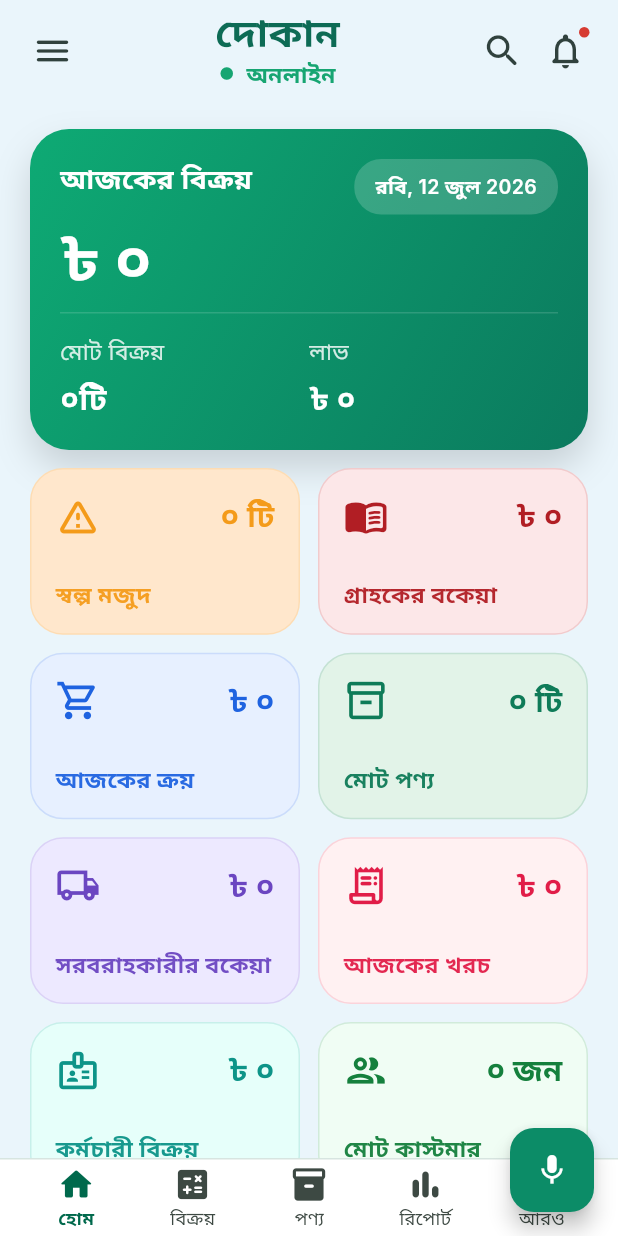
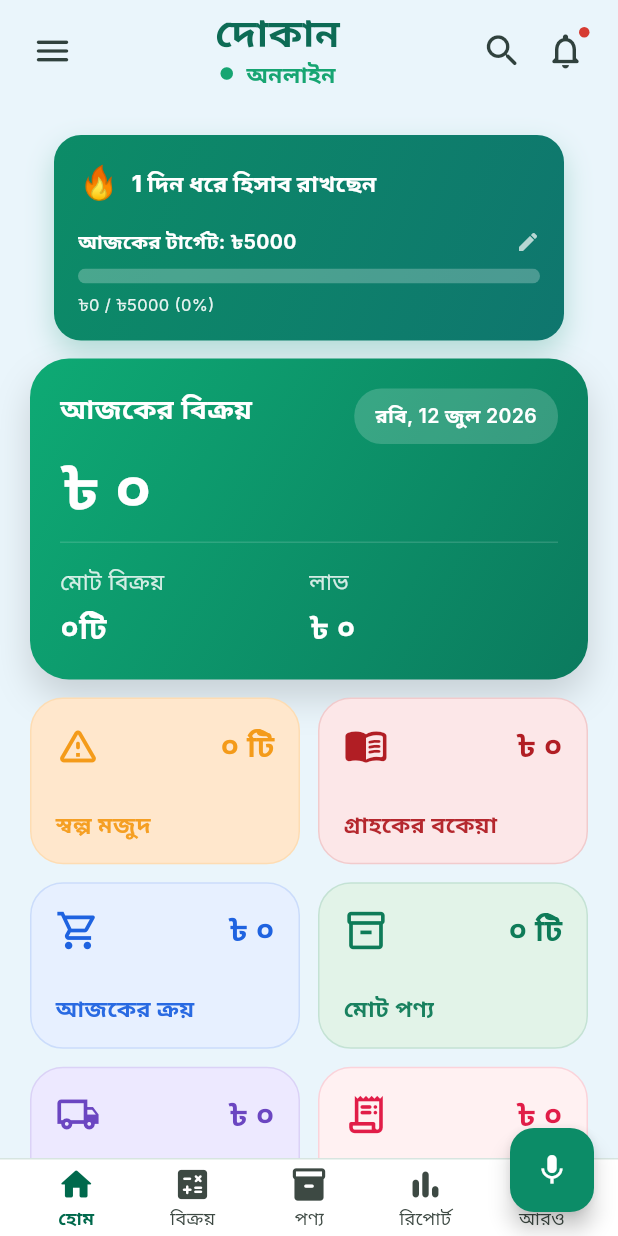
Before and after one commit to deshit-bd/DokanErp-Backend, a Flutter app: the DokanHomeDashboardScreen screen opened by its route, on a phone screen of 412 x 824 dp. Run offline on Flutter 3.47's test engine with Material 3 defaults, Android fonts, the phone set to English and light mode, and no system bars; our stand-ins replace file_picker, flutter_riverpod, flutter_secure_storage, geolocator, pdf, permission_handler and 4 more; missing offline and left inert: bangla_pdf_fixer, mobile_scanner; accounts and stored records are empty; network calls fail; Roboto replaces fonts that are missing (Inter); project files that could hold a hidden picture were left out.

Commit message:
feat(engagement): habit card on dashboard
Adds a behavioural-design card at the top of the home dashboard to drive daily
usage, combining several levers in one place:
- streak (🔥 consecutive active days) — consistency / loss aversion
- best-streak reference — self comparison
- daily sales target + progress bar — goal-gradient
- target-hit celebration — instant reward / peak-end
- growth-vs-yesterday insight — positive framing / reciprocity

Streak and target persist locally (SharedPreferences); target is editable.

Co-Authored-By: Claude Fable 5 <noreply@anthropic.com>

```diff
--- a/Dokan-ERP-Flutter-App/lib/modules/dashboard/presentation/screens/dashboard_screen.dart
+++ b/Dokan-ERP-Flutter-App/lib/modules/dashboard/presentation/screens/dashboard_screen.dart
@@ -8,6 +8,7 @@ import 'package:dokan_erp/modules/auth/auth.dart';
 import 'package:dokan_erp/modules/branches/branches.dart';
 import 'package:dokan_erp/modules/expenses/expenses.dart';
 import 'package:dokan_erp/modules/dashboard/presentation/widgets/dokan_voice_assistant_button.dart';
+import 'package:dokan_erp/modules/dashboard/presentation/widgets/dokan_habit_card.dart';
 import 'package:dokan_erp/modules/notifications/notifications.dart';
 import 'package:dokan_erp/modules/products/products.dart';
 import 'package:dokan_erp/modules/purchases/purchases.dart';
--- a/Dokan-ERP-Flutter-App/lib/modules/dashboard/presentation/screens/parts/dokan_home_dashboard_screen.dart
+++ b/Dokan-ERP-Flutter-App/lib/modules/dashboard/presentation/screens/parts/dokan_home_dashboard_screen.dart
@@ -288,6 +288,13 @@ class _DokanHomeDashboardScreenState
                                   mainAxisSize: MainAxisSize.min,
                                   crossAxisAlignment: CrossAxisAlignment.start,
                                   children: [
+                                    DokanHabitCard(
+                                      todaySales: totalSales,
+                                      todayProfit: todayProfit,
+                                      growthPercent:
+                                          dashboardSummary?.salesGrowthPercent ??
+                                              0,
+                                    ),
                                     _SalesSummaryCard(
                                       dateLabel: todayLabel,
                                       totalSales:
--- /dev/null
+++ b/Dokan-ERP-Flutter-App/lib/modules/dashboard/presentation/widgets/dokan_habit_card.dart
@@ -0,0 +1,234 @@
+import 'package:flutter/material.dart';
+import 'package:shared_preferences/shared_preferences.dart';
+
+/// Engagement / habit card for the home dashboard.
+///
+/// Combines several behavioural-design levers into one card so a shopkeeper
+/// has a reason to open the app every day:
+///   • Streak (🔥 consecutive active days)  -> consistency / loss aversion
+///   • Daily sales target + progress bar    -> goal-gradient
+///   • Target-hit celebration               -> instant reward (peak-end)
+///   • Growth insight vs yesterday          -> reciprocity / positive framing
+class DokanHabitCard extends StatefulWidget {
+  const DokanHabitCard({
+    super.key,
+    required this.todaySales,
+    required this.todayProfit,
+    this.growthPercent = 0,
+  });
+
+  final int todaySales;
+  final int todayProfit;
+  final int growthPercent;
+
+  @override
+  State<DokanHabitCard> createState() => _DokanHabitCardState();
+}
+
+class _DokanHabitCardState extends State<DokanHabitCard> {
+  static const _streakKey = 'engagement_streak';
+  static const _bestStreakKey = 'engagement_best_streak';
+  static const _lastOpenKey = 'engagement_last_open';
+  static const _targetKey = 'engagement_daily_target';
+
+  int _streak = 0;
+  int _bestStreak = 0;
+  int _target = 5000;
+  bool _loaded = false;
+
+  @override
+  void initState() {
+    super.initState();
+    _loadAndRecord();
+  }
+
+  String _dateKey(DateTime date) =>
+      '${date.year}-${date.month.toString().padLeft(2, '0')}-'
+      '${date.day.toString().padLeft(2, '0')}';
+
+  Future<void> _loadAndRecord() async {
+    final prefs = await SharedPreferences.getInstance();
+    var streak = prefs.getInt(_streakKey) ?? 0;
+    var best = prefs.getInt(_bestStreakKey) ?? 0;
+    final target = prefs.getInt(_targetKey) ?? 5000;
+    final lastOpen = prefs.getString(_lastOpenKey);
+
+    final today = _dateKey(DateTime.now());
+    final yesterday = _dateKey(DateTime.now().subtract(const Duration(days: 1)));
+
+    if (lastOpen != today) {
+      streak = (lastOpen == yesterday) ? streak + 1 : 1;
+      if (streak > best) best = streak;
+      await prefs.setInt(_streakKey, streak);
+      await prefs.setInt(_bestStreakKey, best);
+      await prefs.setString(_lastOpenKey, today);
+    }
+
+    if (!mounted) return;
+    setState(() {
+      _streak = streak;
+      _bestStreak = best;
+      _target = target;
+      _loaded = true;
+    });
+  }
+
+  Future<void> _editTarget() async {
+    final controller = TextEditingController(text: _target.toString());
+    final value = await showDialog<int>(
+      context: context,
+      builder: (dialogContext) => AlertDialog(
+        title: const Text('আজকের বিক্রির টার্গেট'),
+        content: TextField(
+          controller: controller,
+          keyboardType: TextInputType.number,
+          decoration: const InputDecoration(
+            prefixText: '৳ ',
+            hintText: 'যেমন: 5000',
+          ),
+        ),
+        actions: [
+          TextButton(
+            onPressed: () => Navigator.of(dialogContext).pop(),
+            child: const Text('বাতিল'),
+          ),
+          FilledButton(
+            onPressed: () => Navigator.of(dialogContext)
+                .pop(int.tryParse(controller.text.trim())),
+            child: const Text('সেট করুন'),
+          ),
+        ],
+      ),
+    );
+    if (value == null || value <= 0) return;
+    final prefs = await SharedPreferences.getInstance();
+    await prefs.setInt(_targetKey, value);
+    if (mounted) setState(() => _target = value);
+  }
+
+  @override
+  Widget build(BuildContext context) {
+    if (!_loaded) return const SizedBox(height: 8);
+
+    final progress =
+        _target <= 0 ? 0.0 : (widget.todaySales / _target).clamp(0.0, 1.0);
+    final hitTarget = widget.todaySales >= _target && _target > 0;
+
+    return Container(
+      margin: const EdgeInsets.fromLTRB(16, 4, 16, 12),
+      padding: const EdgeInsets.all(16),
+      decoration: BoxDecoration(
+        gradient: const LinearGradient(
+          colors: [Color(0xFF0C8C67), Color(0xFF0F766E)],
+          begin: Alignment.topLeft,
+          end: Alignment.bottomRight,
+        ),
+        borderRadius: BorderRadius.circular(18),
+        boxShadow: [
+          BoxShadow(
+            color: const Color(0xFF0C8C67).withValues(alpha: 0.25),
+            blurRadius: 16,
+            offset: const Offset(0, 8),
+          ),
+        ],
+      ),
+      child: Column(
+        crossAxisAlignment: CrossAxisAlignment.start,
+        children: [
+          // Streak + best streak
+          Row(
+            children: [
+              const Text('🔥', style: TextStyle(fontSize: 22)),
+              const SizedBox(width: 8),
+              Text(
+                '$_streak দিন ধরে হিসাব রাখছেন',
+                style: const TextStyle(
+                  color: Colors.white,
+                  fontSize: 15,
+                  fontWeight: FontWeight.w800,
+                ),
+              ),
+              const Spacer(),
+              if (_bestStreak > _streak)
+                Text('সর্বোচ্চ: $_bestStreak',
+                    style: TextStyle(
+                        color: Colors.white.withValues(alpha: 0.8),
+                        fontSize: 11)),
+            ],
+          ),
+          const SizedBox(height: 14),
+          // Target progress
+          Row(
+            children: [
+              Text(
+                hitTarget
+                    ? '🎉 আজকের টার্গেট পূরণ হয়েছে!'
+                    : 'আজকের টার্গেট: ৳$_target',
+                style: const TextStyle(
+                    color: Colors.white,
+                    fontSize: 13,
+                    fontWeight: FontWeight.w700),
+              ),
+              const Spacer(),
+              GestureDetector(
+                onTap: _editTarget,
+                child: const Icon(Icons.edit, color: Colors.white70, size: 16),
+              ),
+            ],
+          ),
+          const SizedBox(height: 8),
+          ClipRRect(
+            borderRadius: BorderRadius.circular(8),
+            child: LinearProgressIndicator(
+              value: progress,
+              minHeight: 10,
+              backgroundColor: Colors.white.withValues(alpha: 0.25),
+              valueColor: AlwaysStoppedAnimation(
+                hitTarget ? const Color(0xFFFFE08A) : Colors.white,
+              ),
+            ),
+          ),
+          const SizedBox(height: 6),
+          Text(
+            '৳${widget.todaySales} / ৳$_target (${(progress * 100).round()}%)',
+            style: TextStyle(
+                color: Colors.white.withValues(alpha: 0.9), fontSize: 11),
+          ),
+          // Growth insight (peak-end / positive framing)
+          if (widget.growthPercent != 0) ...[
+            const SizedBox(height: 10),
+            Container(
+              padding: const EdgeInsets.symmetric(horizontal: 10, vertical: 6),
+              decoration: BoxDecoration(
+                color: Colors.white.withValues(alpha: 0.15),
+                borderRadius: BorderRadius.circular(10),
+              ),
+              child: Row(
+                mainAxisSize: MainAxisSize.min,
+                children: [
+                  Icon(
+                    widget.growthPercent > 0
+                        ? Icons.trending_up
+                        : Icons.trending_down,
+                    color: Colors.white,
+                    size: 15,
+                  ),
+                  const SizedBox(width: 6),
+                  Text(
+                    widget.growthPercent > 0
+                        ? 'গতকালের চেয়ে ${widget.growthPercent}% বেশি বিক্রি 🚀'
+                        : 'আজ একটু কম — কাল আরও ভালো হবে 💪',
+                    style: const TextStyle(
+                        color: Colors.white,
+                        fontSize: 12,
+                        fontWeight: FontWeight.w600),
+                  ),
+                ],
+              ),
+            ),
+          ],
+        ],
+      ),
+    );
+  }
+}
```
